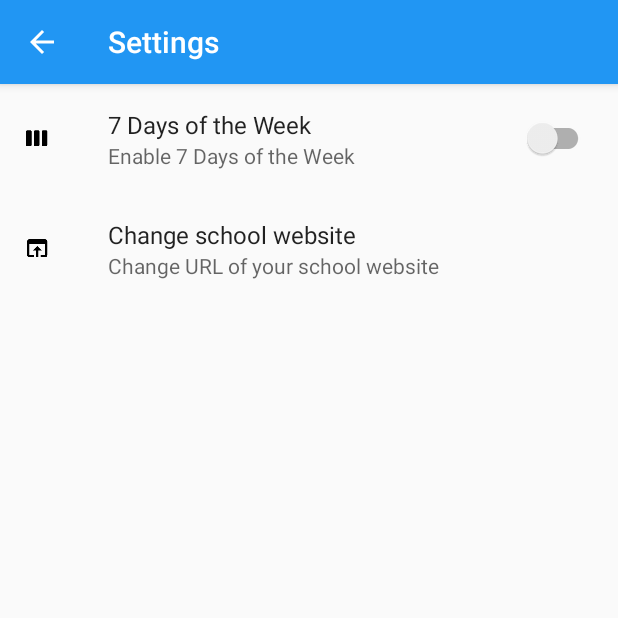
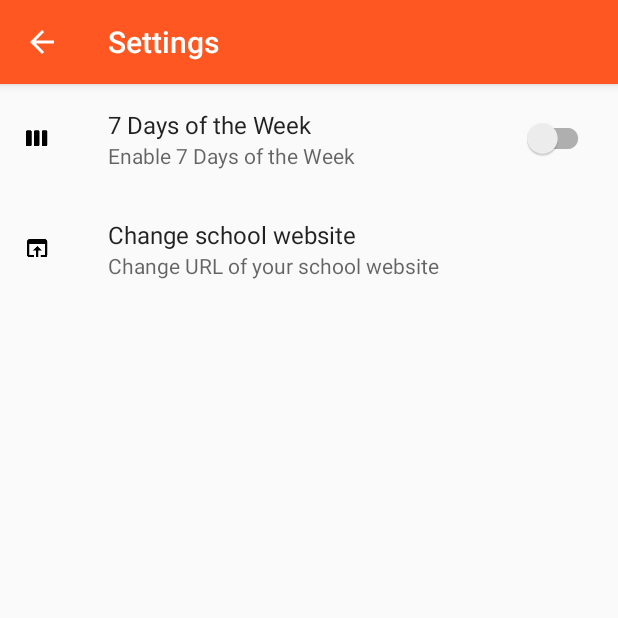
Before and after one commit to diainj/TimeTableProject, an Android app: the screen it shows after launch (SettingsActivity), in the options menu, after a tap on "Settings", on a phone screen of 412 x 824 dp, the top half of it. Run offline under Robolectric (Android 15) with nearby library versions, the phone set to English and light mode, and no system bars; our stand-ins replace androidx.preference; libraries missing offline, so code that uses them is left out: org.xdty.preference; Roboto replaces fonts that are not available here.

Commit message:
Test - Change colourPrimary value in colors.xml

```diff
--- a/app/src/main/res/values/colors.xml
+++ b/app/src/main/res/values/colors.xml
@@ -1,6 +1,6 @@
 <?xml version="1.0" encoding="utf-8"?>
 <resources>
-    <color name="colorPrimary">#2196F3</color>
+    <color name="colorPrimary">#FF5722</color>
     <color name="colorPrimaryDark">#1976D2</color>
     <color name="colorAccent">#03A9F4</color>
 
```
Also changed, not shown: 1 other file.
